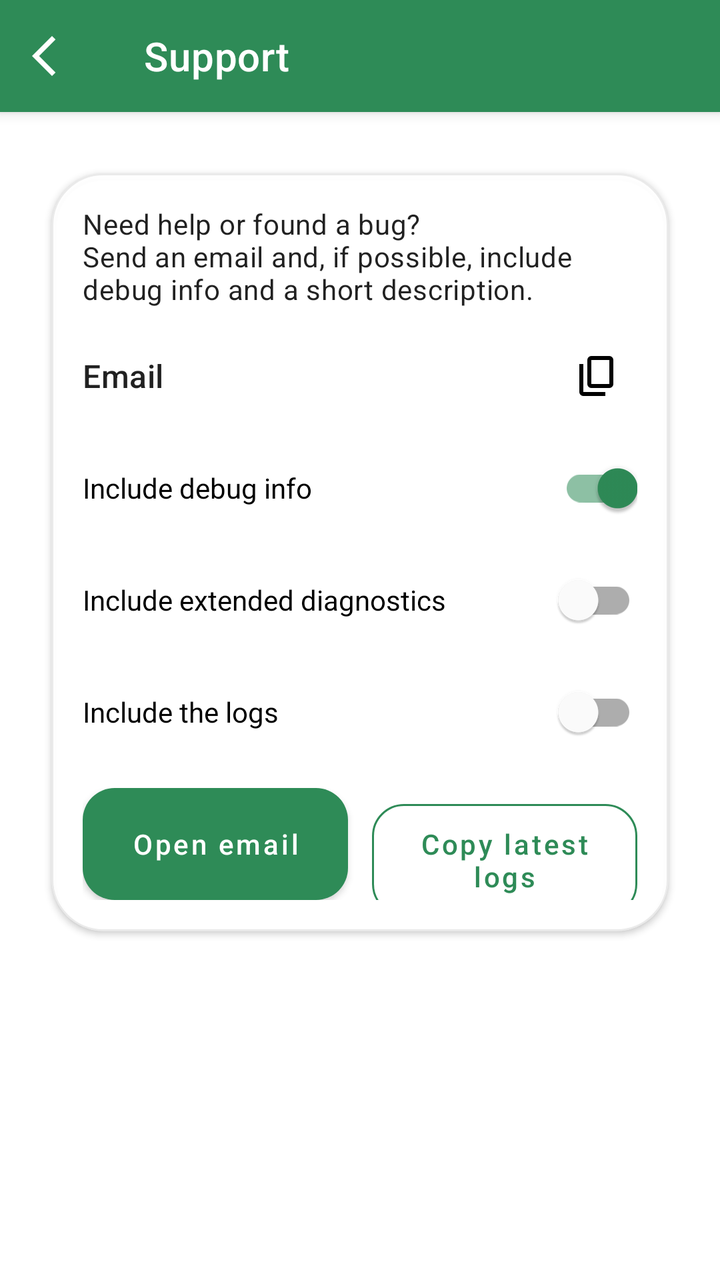
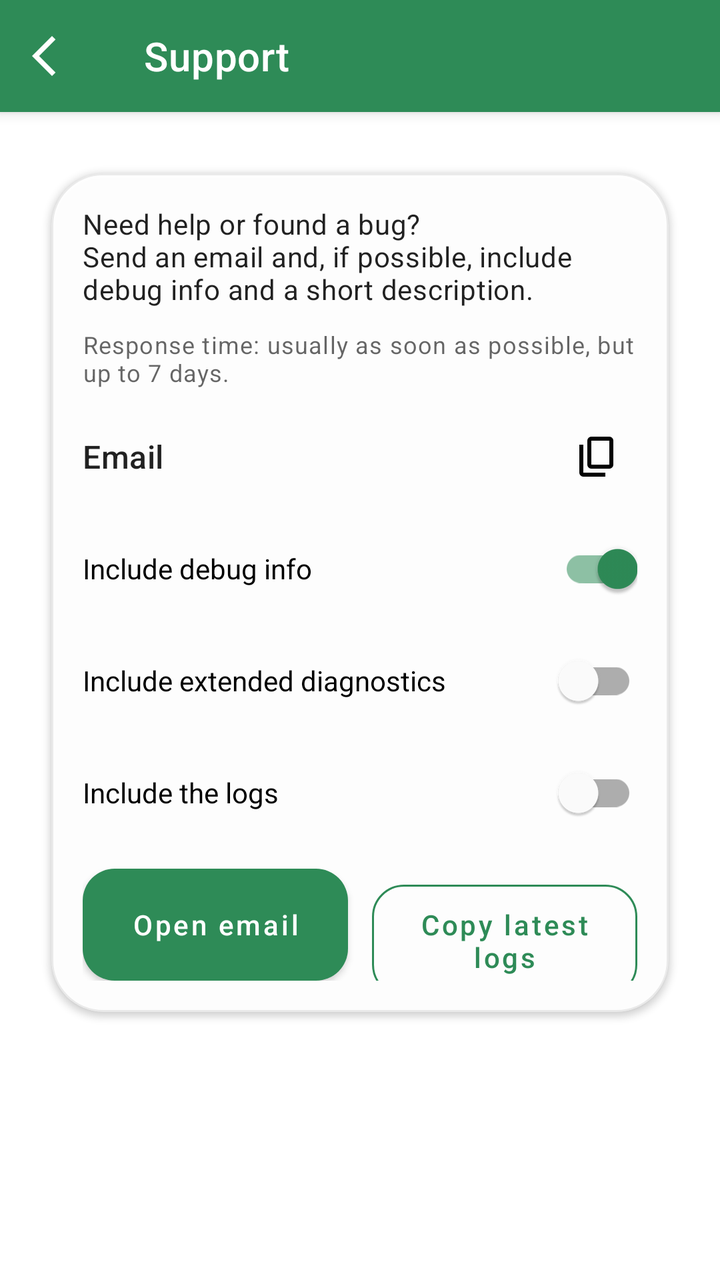

An Android layout rendered at two revisions. The XML below is the earlier revision; the diff shows what the commit changed to produce the second picture.
<!-- AndroidManifest.xml: application theme Theme.Switchly -->
<!-- res/layout/activity_support.xml -->
<?xml version="1.0" encoding="utf-8"?>
<androidx.coordinatorlayout.widget.CoordinatorLayout
    xmlns:android="http://schemas.android.com/apk/res/android"
    xmlns:app="http://schemas.android.com/apk/res-auto"
    android:layout_width="match_parent"
    android:layout_height="match_parent">

    <com.google.android.material.appbar.AppBarLayout
        android:layout_width="match_parent"
        android:layout_height="wrap_content"
        android:fitsSystemWindows="true">

        <com.google.android.material.appbar.MaterialToolbar
            android:id="@+id/toolbar"
            style="@style/Switchly.TopBar"
            android:layout_width="match_parent"
            android:layout_height="wrap_content"
            android:minHeight="?attr/actionBarSize"
            app:navigationIcon="@drawable/arrow_back_ios_24"
            app:title="@string/support_title" />

    </com.google.android.material.appbar.AppBarLayout>

    <androidx.core.widget.NestedScrollView
        android:layout_width="match_parent"
        android:layout_height="match_parent"
        android:clipToPadding="false"
        android:fillViewport="true"
        android:paddingStart="16dp"
        android:paddingTop="12dp"
        android:paddingEnd="16dp"
        android:paddingBottom="24dp"
        app:layout_behavior="@string/appbar_scrolling_view_behavior">

        <LinearLayout
            android:layout_width="match_parent"
            android:layout_height="wrap_content"
            android:orientation="vertical">

            <com.google.android.material.card.MaterialCardView
                style="@style/Switchly.Card"
                android:layout_width="match_parent"
                android:layout_height="wrap_content"
                android:layout_marginTop="8dp">

                <LinearLayout
                    android:layout_width="match_parent"
                    android:layout_height="wrap_content"
                    android:orientation="vertical"
                    android:padding="16dp">

                    <TextView
                        android:layout_width="match_parent"
                        android:layout_height="wrap_content"
                        android:text="@string/support_desc"
                        android:textAppearance="@style/TextAppearance.Material3.BodyMedium" />

                    <LinearLayout
                        android:layout_width="match_parent"
                        android:layout_height="wrap_content"
                        android:layout_marginTop="14dp"
                        android:gravity="center_vertical"
                        android:orientation="horizontal">

                        <TextView
                            android:id="@+id/tvSupportEmail"
                            android:layout_width="0dp"
                            android:layout_height="wrap_content"
                            android:layout_weight="1"
                            android:text="@string/support_email_placeholder"
                            android:textAppearance="@style/TextAppearance.Material3.TitleMedium" />

                        <ImageButton
                            android:id="@+id/btnCopyEmailInline"
                            android:layout_width="40dp"
                            android:layout_height="40dp"
                            android:background="?attr/selectableItemBackgroundBorderless"
                            android:contentDescription="@string/support_copy_email"
                            android:padding="8dp"
                            android:src="@drawable/content_copy_24"
                            app:tint="?attr/colorOnSurface" />

                    </LinearLayout>

                    <com.google.android.material.switchmaterial.SwitchMaterial
                        android:id="@+id/switchIncludeDebug"
                        android:layout_width="match_parent"
                        android:layout_height="wrap_content"
                        android:layout_marginTop="12dp"
                        android:text="@string/support_include_debug"
                        android:checked="true" />

                    <com.google.android.material.switchmaterial.SwitchMaterial
                        android:id="@+id/switchIncludeAdvancedDebug"
                        android:layout_width="match_parent"
                        android:layout_height="wrap_content"
                        android:layout_marginTop="8dp"
                        android:text="@string/support_include_advanced_debug"
                        android:checked="false" />

                    <com.google.android.material.switchmaterial.SwitchMaterial
                        android:id="@+id/switchIncludeLogs"
                        android:layout_width="match_parent"
                        android:layout_height="wrap_content"
                        android:layout_marginTop="8dp"
                        android:text="@string/support_include_logs"
                        android:checked="false" />

                    <LinearLayout
                        android:layout_width="match_parent"
                        android:layout_height="wrap_content"
                        android:layout_marginTop="14dp"
                        android:orientation="horizontal">

                        <com.google.android.material.button.MaterialButton
                            android:id="@+id/btnOpenEmail"
                            style="@style/Switchly.PrimaryButton"
                            android:layout_width="0dp"
                            android:layout_height="wrap_content"
                            android:layout_weight="1"
                            android:ellipsize="none"
                            android:maxLines="2"
                            android:gravity="center"
                            android:minHeight="56dp"
                            android:text="@string/support_open_email" />

                        <Space
                            android:layout_width="12dp"
                            android:layout_height="1dp" />

                        <com.google.android.material.button.MaterialButton
                            android:id="@+id/btnCopyEmail"
                            style="@style/Switchly.OutlinedButton"
                            android:layout_width="0dp"
                            android:layout_height="wrap_content"
                            android:layout_weight="1"
                            android:ellipsize="none"
                            android:maxLines="2"
                            android:gravity="center"
                            android:minHeight="56dp"
                            android:text="@string/support_copy_latest_logs" />

                    </LinearLayout>
                </LinearLayout>

            </com.google.android.material.card.MaterialCardView>

        </LinearLayout>

    </androidx.core.widget.NestedScrollView>

</androidx.coordinatorlayout.widget.CoordinatorLayout>
<!-- resources referenced by this layout -->
<resources>
  <!-- drawable arrow_back_ios_24 (drawable) -->
  <vector xmlns:android="http://schemas.android.com/apk/res/android"
      android:width="24dp"
      android:height="24dp"
      android:viewportWidth="960"
      android:viewportHeight="960">
    <path
        android:pathData="M400,880 L0,480l400,-400 71,71 -329,329 329,329 -71,71Z"
        android:fillColor="?attr/colorOnSurface"/>
  </vector>
  <string name="support_copy_email">Copy email</string>
  <string name="support_copy_latest_logs">Copy latest logs</string>
  <string name="support_desc">Need help or found a bug?\nSend an email and, if possible, include debug info and a short description.</string>
  <string name="support_email_placeholder">Email</string>
  <string name="support_include_advanced_debug">Include extended diagnostics</string>
  <string name="support_include_debug">Include debug info</string>
  <string name="support_include_logs">Include the logs</string>
  <string name="support_open_email">Open email</string>
  <string name="support_title">Support</string>
  <style name="Switchly.Card" parent="Widget.MaterialComponents.CardView">
          <item name="shapeAppearance">@style/ShapeAppearance.Switchly.Card</item>
          <item name="cardBackgroundColor">@color/switchly_card_bg</item>
          <item name="strokeColor">@color/switchly_card_stroke</item>
          <item name="strokeWidth">1dp</item>
          <item name="cardElevation">2dp</item>
          <item name="cardUseCompatPadding">true</item>
      </style>
  <style name="Switchly.PrimaryButton" parent="Switchly.Button" />
  <style name="Switchly.TopBar" parent="Widget.MaterialComponents.Toolbar">
          
          <item name="android:background">?attr/colorPrimary</item>
          <item name="backgroundTint">?attr/colorPrimary</item>
  
          
          <item name="titleTextColor">@android:color/white</item>
  
          
          <item name="navigationIconTint">@android:color/white</item>
      </style>
  <style name="ShapeAppearance.Switchly.Card" parent="ShapeAppearance.MaterialComponents.LargeComponent">
          <item name="cornerFamily">rounded</item>
          <item name="cornerSize">26dp</item>
      </style>
  <color name="switchly_card_bg">#F7FFFFFF</color>
  <color name="switchly_card_stroke">#14000000</color>
  <color name="accent_default_green">#2E8B57</color>
  <style name="Switchly.Fab" parent="Widget.MaterialComponents.FloatingActionButton">
          <item name="backgroundTint">?attr/colorPrimary</item>
          <item name="tint">@android:color/white</item>
      </style>
  <style name="Switchly.TextInputLayout" parent="Widget.MaterialComponents.TextInputLayout.OutlinedBox">
          <item name="boxStrokeWidth">1dp</item>
          <item name="boxStrokeWidthFocused">2dp</item>
          <item name="boxCornerRadiusTopStart">12dp</item>
          <item name="boxCornerRadiusTopEnd">12dp</item>
          <item name="boxCornerRadiusBottomStart">12dp</item>
          <item name="boxCornerRadiusBottomEnd">12dp</item>
      </style>
  <style name="Switchly.AutoCompleteText" parent="Widget.MaterialComponents.AutoCompleteTextView.OutlinedBox">
          <item name="android:minHeight">56dp</item>
          <item name="android:paddingTop">12dp</item>
          <item name="android:paddingBottom">12dp</item>
          <item name="android:textAppearance">@style/TextAppearance.MaterialComponents.Body1</item>
      </style>
  <style name="ThemeOverlay.Switchly.Dialog" parent="ThemeOverlay.MaterialComponents.MaterialAlertDialog">
          <item name="colorControlActivated">?attr/colorPrimary</item>
          <item name="colorControlHighlight">?attr/colorPrimary</item>
          <item name="colorAccent">?attr/colorPrimary</item>
      </style>
  <!-- unchanged entries left out for length: 4 -->
</resources>

<!-- the commit's change to res/layout/activity_support.xml (unified diff, before → after) -->
@@ -54,6 +54,14 @@
                         android:layout_height="wrap_content"
                         android:text="@string/support_desc"
                         android:textAppearance="@style/TextAppearance.Material3.BodyMedium" />
+
+                    <TextView
+                        android:layout_width="match_parent"
+                        android:layout_height="wrap_content"
+                        android:layout_marginTop="10dp"
+                        android:text="@string/support_response_time_short"
+                        android:textAppearance="@style/TextAppearance.Material3.BodySmall"
+                        android:textColor="?android:attr/textColorSecondary" />
 
                     <LinearLayout
                         android:layout_width="match_parent"
<!-- resource entries referenced after the edit -->
@@ -18,6 +18,7 @@
   <string name="support_include_debug">Include debug info</string>
   <string name="support_include_logs">Include the logs</string>
   <string name="support_open_email">Open email</string>
+  <string name="support_response_time_short">Response time: usually as soon as possible, but up to 7 days.</string>
   <string name="support_title">Support</string>
   <style name="Switchly.Card" parent="Widget.MaterialComponents.CardView">
           <item name="shapeAppearance">@style/ShapeAppearance.Switchly.Card</item>
